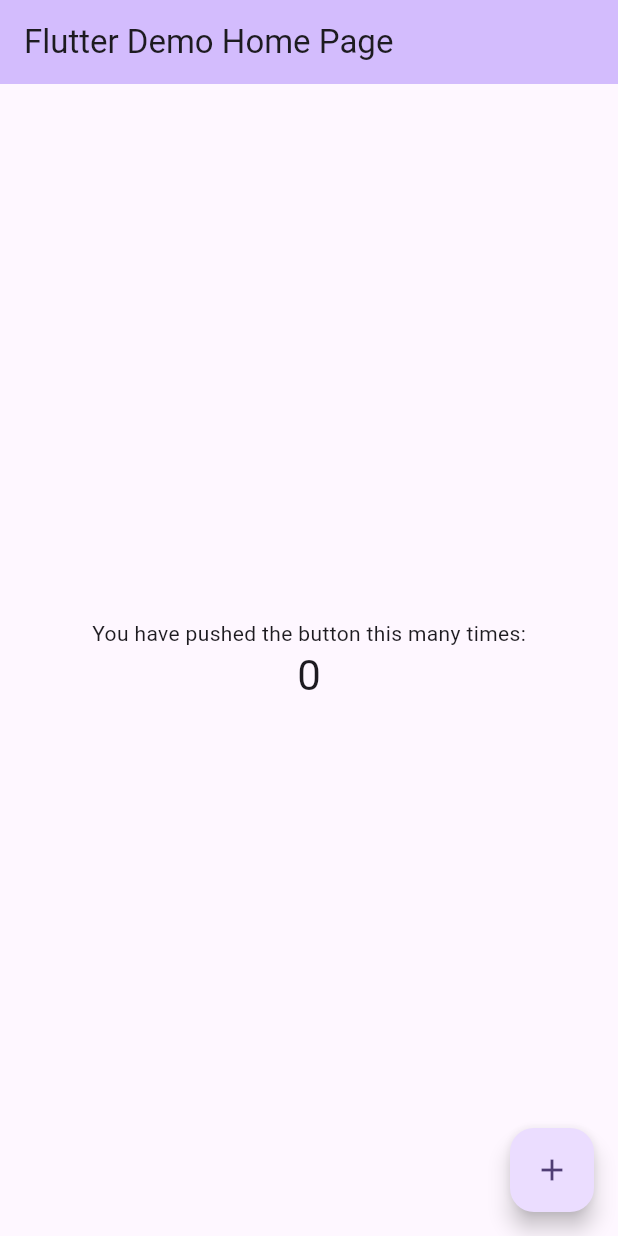
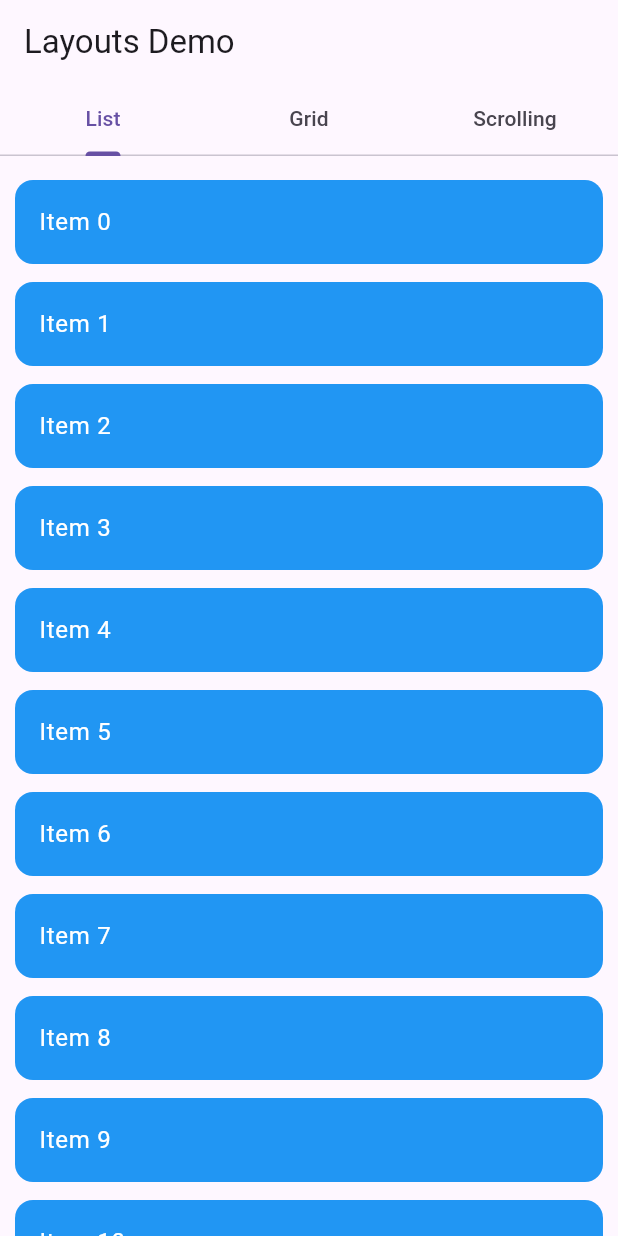
Before and after one commit to mlee9washcoll/CSI210, a Flutter app: the screen it shows after launch, on a phone screen of 412 x 824 dp. Run offline on Flutter 3.47's test engine with Material 3 defaults, Android fonts, the phone set to English and light mode, and no system bars.

Commit message:
Widget project

```diff
--- a/my_app/lib/main.dart
+++ b/my_app/lib/main.dart
@@ -1,122 +1,128 @@
 import 'package:flutter/material.dart';
 
 void main() {
-  runApp(const MyApp());
+  runApp(MyApp());
 }
 
 class MyApp extends StatelessWidget {
-  const MyApp({super.key});
+  Widget build(BuildContext context) {
+    return MaterialApp(home: LayoutDemo());
+  }
+}
 
-  // This widget is the root of your application.
-  @override
+class LayoutDemo extends StatelessWidget {
   Widget build(BuildContext context) {
-    return MaterialApp(
-      title: 'Flutter Demo',
-      theme: ThemeData(
-        // This is the theme of your application.
-        //
-        // TRY THIS: Try running your application with "flutter run". You'll see
-        // the application has a purple toolbar. Then, without quitting the app,
-        // try changing the seedColor in the colorScheme below to Colors.green
-        // and then invoke "hot reload" (save your changes or press the "hot
-        // reload" button in a Flutter-supported IDE, or press "r" if you used
-        // the command line to start the app).
-        //
-        // Notice that the counter didn't reset back to zero; the application
-        // state is not lost during the reload. To reset the state, use hot
-        // restart instead.
-        //
-        // This works for code too, not just values: Most code changes can be
-        // tested with just a hot reload.
-        colorScheme: ColorScheme.fromSeed(seedColor: Colors.deepPurple),
+    return DefaultTabController(
+      length: 3,
+      child: Scaffold(
+        appBar: AppBar(
+          title: Text('Layouts Demo'),
+          bottom: TabBar(
+            tabs: [
+              Tab(text: 'List'),
+              Tab(text: 'Grid'),
+              Tab(text: 'Scrolling'),
+            ],
+          ),
+        ),
+        body: TabBarView(
+          children: [ListExample(), GridExample(), ScrollingExample()],
+        ),
       ),
-      home: const MyHomePage(title: 'Flutter Demo Home Page'),
     );
   }
 }
 
-class MyHomePage extends StatefulWidget {
-  const MyHomePage({super.key, required this.title});
-
-  // This widget is the home page of your application. It is stateful, meaning
-  // that it has a State object (defined below) that contains fields that affect
-  // how it looks.
-
-  // This class is the configuration for the state. It holds the values (in this
-  // case the title) provided by the parent (in this case the App widget) and
-  // used by the build method of the State. Fields in a Widget subclass are
-  // always marked "final".
-
-  final String title;
-
-  @override
-  State<MyHomePage> createState() => _MyHomePageState();
-}
-
-class _MyHomePageState extends State<MyHomePage> {
-  int _counter = 0;
-
-  void _incrementCounter() {
-    setState(() {
-      // This call to setState tells the Flutter framework that something has
-      // changed in this State, which causes it to rerun the build method below
-      // so that the display can reflect the updated values. If we changed
-      // _counter without calling setState(), then the build method would not be
-      // called again, and so nothing would appear to happen.
-      _counter++;
-    });
-  }
-
-  @override
+class ListExample extends StatelessWidget {
   Widget build(BuildContext context) {
-    // This method is rerun every time setState is called, for instance as done
-    // by the _incrementCounter method above.
-    //
-    // The Flutter framework has been optimized to make rerunning build methods
-    // fast, so that you can just rebuild anything that needs updating rather
-    // than having to individually change instances of widgets.
-    return Scaffold(
-      appBar: AppBar(
-        // TRY THIS: Try changing the color here to a specific color (to
-        // Colors.amber, perhaps?) and trigger a hot reload to see the AppBar
-        // change color while the other colors stay the same.
-        backgroundColor: Theme.of(context).colorScheme.inversePrimary,
-        // Here we take the value from the MyHomePage object that was created by
-        // the App.build method, and use it to set our appbar title.
-        title: Text(widget.title),
-      ),
-      body: Center(
-        // Center is a layout widget. It takes a single child and positions it
-        // in the middle of the parent.
-        child: Column(
-          // Column is also a layout widget. It takes a list of children and
-          // arranges them vertically. By default, it sizes itself to fit its
-          // children horizontally, and tries to be as tall as its parent.
-          //
-          // Column has various properties to control how it sizes itself and
-          // how it positions its children. Here we use mainAxisAlignment to
-          // center the children vertically; the main axis here is the vertical
-          // axis because Columns are vertical (the cross axis would be
-          // horizontal).
-          //
-          // TRY THIS: Invoke "debug painting" (choose the "Toggle Debug Paint"
-          // action in the IDE, or press "p" in the console), to see the
-          // wireframe for each widget.
-          mainAxisAlignment: MainAxisAlignment.center,
-          children: <Widget>[
-            const Text('You have pushed the button this many times:'),
-            Text(
-              '$_counter',
-              style: Theme.of(context).textTheme.headlineMedium,
+    return ListView.builder(
+      padding: EdgeInsets.all(10),
+      itemCount: 20,
+      itemBuilder: (context, index) {
+        return Container(
+          margin: EdgeInsets.symmetric(vertical: 6),
+          decoration: BoxDecoration(
+            color: Colors.blue,
+            borderRadius: BorderRadius.circular(12),
+          ),
+          child: ListTile(
+            title: Text(
+              'Item $index',
+              style: TextStyle(color: Colors.white),
             ),
-          ],
-        ),
-      ),
-      floatingActionButton: FloatingActionButton(
-        onPressed: _incrementCounter,
-        tooltip: 'Increment',
-        child: const Icon(Icons.add),
-      ), // This trailing comma makes auto-formatting nicer for build methods.
+          ),
+        );
+      },
     );
   }
 }
+class GridExample extends StatelessWidget {
+  Widget build(BuildContext context) {
+    return GridView.count(
+      crossAxisCount: 3,
+      children: List.generate(9, (index) {
+        return Container(
+          margin: EdgeInsets.all(4),
+          color: Colors.blue,
+          child: Center(child: Text('$index')),
+        );
+      }),
+    );
+  }
+}
+
+
+class ScrollingExample extends StatelessWidget {
+  Widget build(BuildContext context) {
+    return CustomScrollView(
+      slivers: [
+        SliverAppBar(
+          pinned: true,
+          expandedHeight: 150,
+          flexibleSpace: FlexibleSpaceBar(
+            title: Text('Sliver Demo'),
+            background: Container(color: Colors.teal),
+          ),
+        ),
+        SliverList(
+          delegate: SliverChildBuilderDelegate(
+            (context, index) => Container(
+              margin: EdgeInsets.symmetric(vertical: 6, horizontal: 10),
+              decoration: BoxDecoration(
+                color: const Color.fromARGB(255, 39, 165, 176), //selected from flutter colors
+              ),
+              child: ListTile(
+                title: Text(
+                  'Row $index',
+                  style: TextStyle(color: Colors.white),
+                ),
+              ),
+            ),
+            childCount: 10,
+          ),
+        ),
+        SliverGrid(
+          gridDelegate: SliverGridDelegateWithFixedCrossAxisCount(
+            crossAxisCount: 3,
+          ),
+          delegate: SliverChildBuilderDelegate(
+            (context, index) => Container(
+              margin: EdgeInsets.all(6),
+              decoration: BoxDecoration(
+                color: const Color.fromARGB(255, 33, 144, 191), //selected from flutter colors
+                borderRadius: BorderRadius.circular(12),
+              ),
+              child: Center(
+                child: Text(
+                  'Grid $index',
+                  style: TextStyle(color: Colors.white),
+                ),
+              ),
+            ),
+            childCount: 9,
+          ),
+        ),
+      ],
+    );
+  }
+}
```
Also changed, not shown: my_app/work_cited.txt (added, +9 -0 lines).
